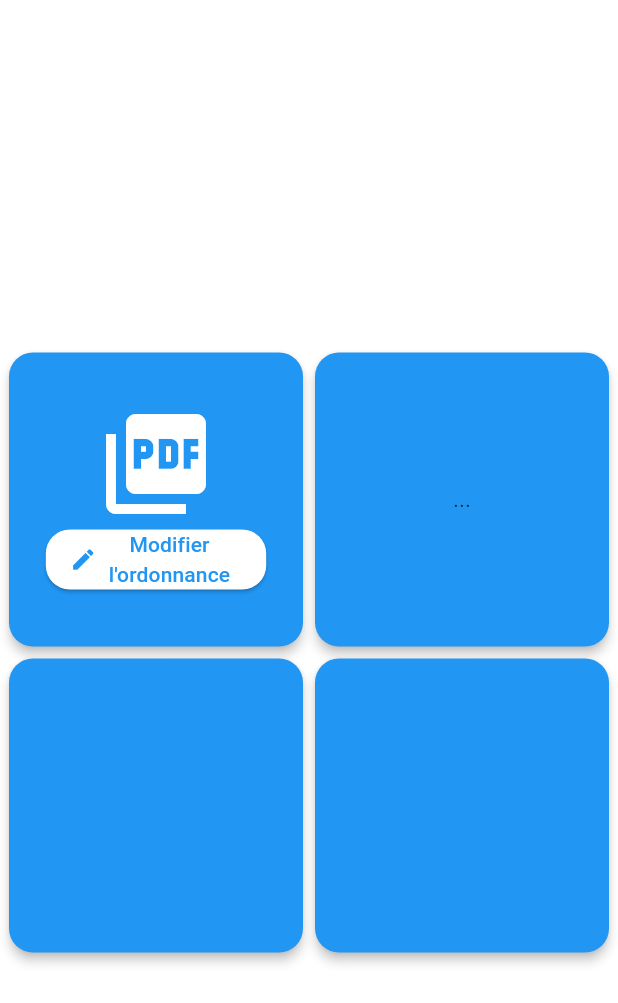
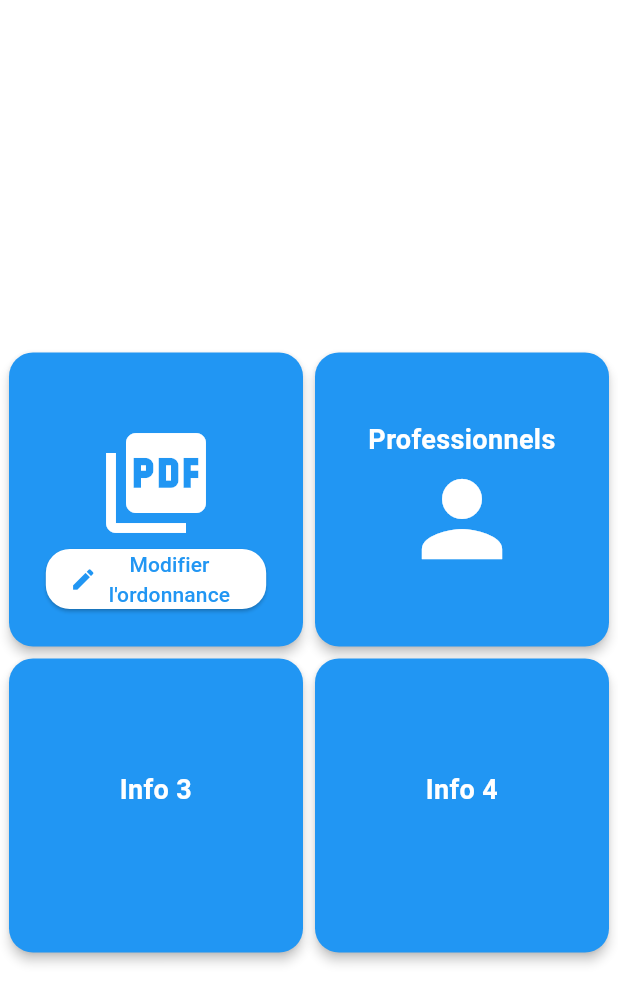
Before and after one commit to PaulDelamare/Diwe_front, a Flutter app: the InfosWidget screen opened directly, on a phone screen of 412 x 824 dp. Shown: the top 1003 px of the screen. Run offline on Flutter 3.47's test engine with Material 3 defaults, Android fonts, the phone set to English and light mode, and no system bars; our stand-ins replace connectivity, file_picker, fl_chart, flutter_dotenv, flutter_secure_storage, image_picker and 1 more; accounts and stored records are empty.

Commit message:
Add icon

```diff
--- a/lib/user/infos.dart
+++ b/lib/user/infos.dart
@@ -89,7 +89,7 @@ class _InfosWidgetState extends State<InfosWidget> {
                         MaterialPageRoute(builder: (context) => DoctorListingPage()),
                       );
                     },
-                    child: _buildInfoCard('Info 2', Text(_userData?['info2'] ?? '...'), false),
+                    child: _buildInfoCard('Professionnels', Icon( Icons.person, size: 80.0, color: Colors.white,), false),
                   ),
                 _buildInfoCard('Info 3', Text(_userData?['info3'] ?? ""), false),
                 _buildInfoCard('Info 4', Text(_userData?['info4'] ?? ""), false),
@@ -114,6 +114,7 @@ class _InfosWidgetState extends State<InfosWidget> {
         mainAxisAlignment: MainAxisAlignment.center, // Centrer le contenu de la colonne verticalement
         crossAxisAlignment: CrossAxisAlignment.center, // Centrer le contenu de la colonne horizontalement
         children: [
+          Text(title, style: TextStyle(fontSize: 18, color: Colors.white, fontWeight: FontWeight.bold), textAlign: TextAlign.center),
           content,
           if (includeUploadButton) // Condition pour ajouter le bouton uniquement sur la carte "Info 1"
             ElevatedButton.icon(
```
